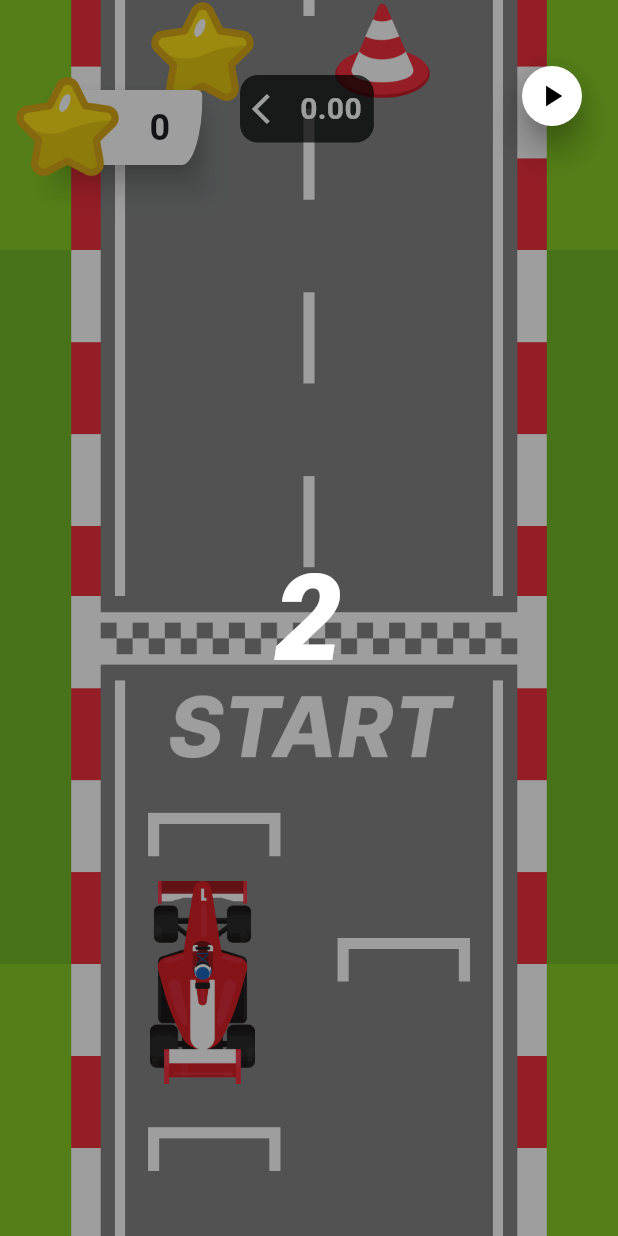
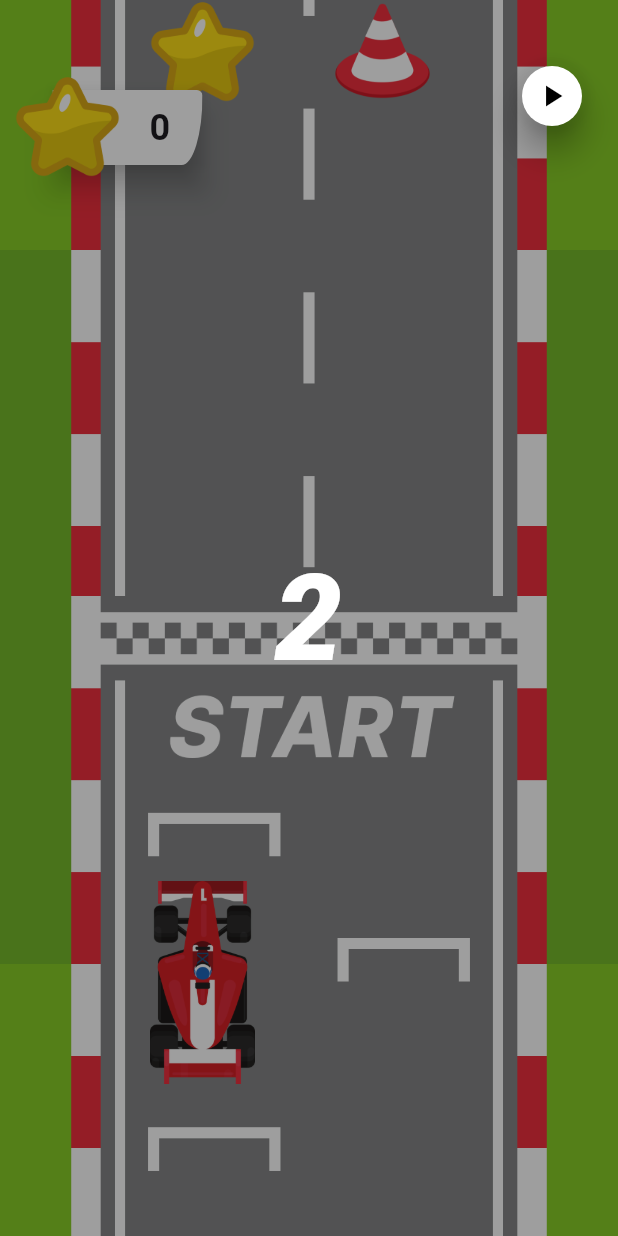
Before and after one commit to 0353497/skills_training_w24_gyro_race, a Flutter app: the screen it shows after launch, after a tap on "start Race", on a phone screen of 412 x 824 dp. Run offline on Flutter 3.47's test engine with Material 3 defaults, Android fonts, the phone set to English and light mode, and no system bars; our stand-ins replace sensors_plus.

Commit message:
added rotation

```diff
--- a/lib/components/car.dart
+++ b/lib/components/car.dart
@@ -1,3 +1,5 @@
+import 'dart:math';
+
 import 'package:flutter/material.dart';
 import 'package:gyro_race/models/car_model.dart';
 
@@ -17,10 +19,13 @@ class _CarState extends State<Car> {
       child: SizedBox(
         height: widget.car.height,
         width: widget.car.width,
-        child: Image.asset("assets/cars/${widget.car.color}_car.png",
-          height: widget.car.height,
-          width: widget.car.width,
-          fit: BoxFit.contain,
+        child: Transform.rotate(
+          angle: widget.car.rotation ?? (pi *2),
+          child: Image.asset("assets/cars/${widget.car.color}_car.png",
+            height: widget.car.height,
+            width: widget.car.width,
+            fit: BoxFit.contain,
+          ),
         ),
       ),
     );
--- a/lib/models/car_model.dart
+++ b/lib/models/car_model.dart
@@ -6,7 +6,8 @@ class CarModel {
   final double top = 580;
   final double height = 150;
   final double width = 70;
-  CarModel(this.left, this.color);
+  double? rotation;
+  CarModel(this.left, this.color,{this.rotation});
 
   Rect get bounds {
     return Rect.fromLTWH(left, top, width, height);
--- a/lib/views/game.dart
+++ b/lib/views/game.dart
@@ -34,7 +34,7 @@ class _GameState extends State<Game> with TickerProviderStateMixin {
   final double _sensitivityFactor = 12.0;
   double _targetCarPosition = 100.0;
   double _currentGyroValue = 0.0;
-  final double _movementSmoothness = 0.6;
+  final double _movementSmoothness = 0.3;
 
   String shadeText = "0";
   bool showShade = true;
@@ -77,7 +77,7 @@ class _GameState extends State<Game> with TickerProviderStateMixin {
     double brakingFactor = 1 - (timeSinceBraking / 5.0);
     acceleration *= brakingFactor;
   } else if (firstTrackOver) {
-    acceleration = 15;
+    acceleration = 7.5;
   }
 
   setState(() {
@@ -108,6 +108,7 @@ class _GameState extends State<Game> with TickerProviderStateMixin {
 
     double distance = _targetCarPosition - car.left;
     car.left += distance * _movementSmoothness;
+    car.rotation = -(_currentGyroValue);
 
     if (coneModel.top > 0 && coneModel.top < MediaQuery.of(context).size.height - 50) {
       if (checkCollision(coneModel.bounds)) {
@@ -181,36 +182,6 @@ class _GameState extends State<Game> with TickerProviderStateMixin {
           Star(starModel: starModel),
           Cone(coneModel: coneModel),
           Scoretracker(score: score),
-
-         Positioned(
-          top: 50,
-          left: 160,
-          child: Container(
-          padding: EdgeInsets.all(8),
-          decoration: BoxDecoration(
-            color: Colors.black.withOpacity(0.7),
-            borderRadius: BorderRadius.circular(12),
-          ),
-          child: Row(
-            mainAxisSize: MainAxisSize.min,
-            children: [
-            Icon(
-              _currentGyroValue < 0 ? Icons.arrow_forward_ios : Icons.arrow_back_ios,
-              color: Colors.white,
-            ),
-            SizedBox(width: 8),
-            Text(
-              _currentGyroValue.toStringAsFixed(2),
-              style: TextStyle(
-              fontWeight: FontWeight.bold,
-              fontSize: 20,
-              color: Colors.white,
-              ),
-            ),
-            ],
-          ),
-          ),
-        ),
 
           showShade ? ShadeOverlay(
             text: shadeText,
```
